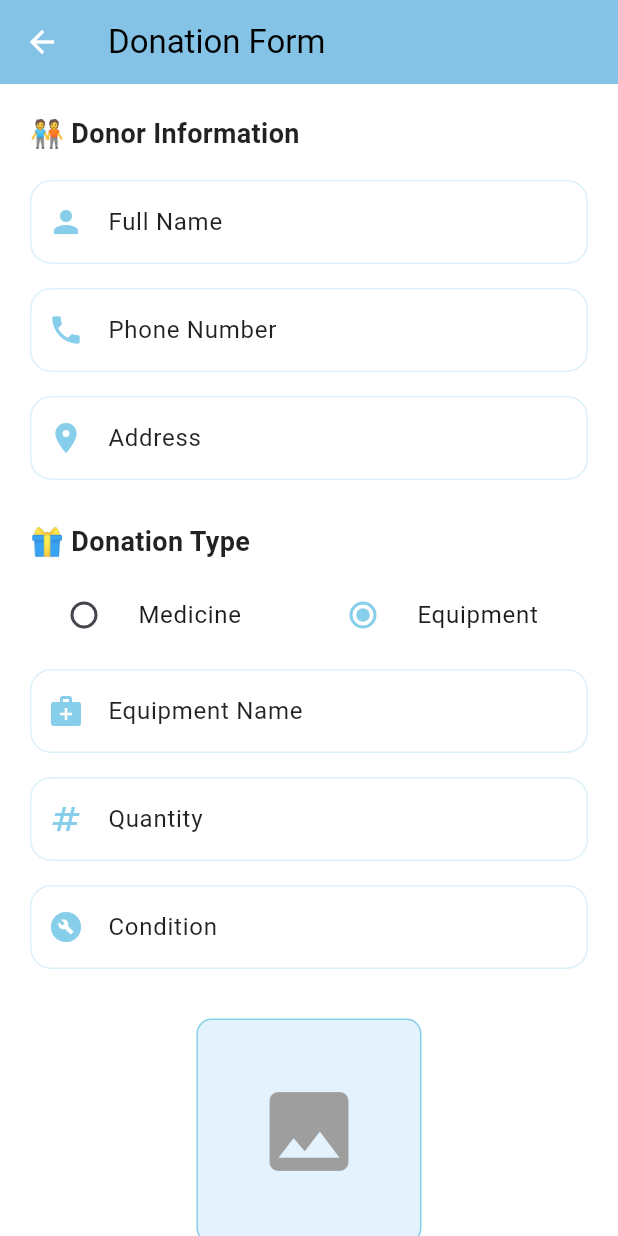
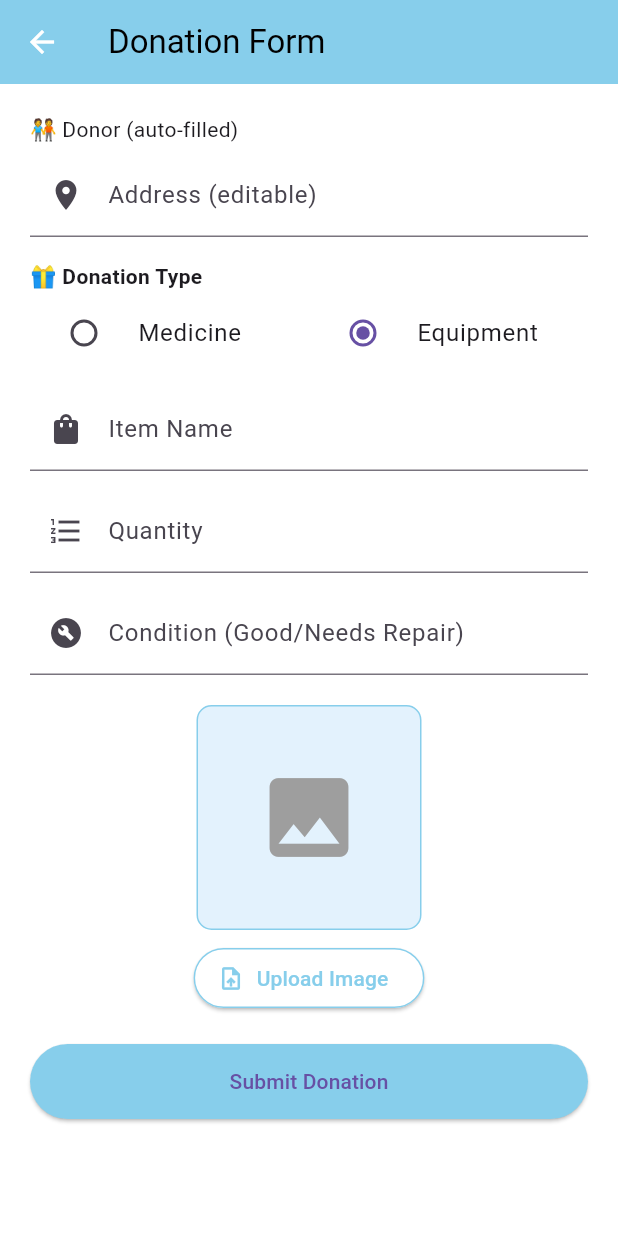
Before and after one commit to Yashask11/health, a Flutter app: the DonorForm screen opened directly, after a tap on "Equipment", on a phone screen of 412 x 824 dp. Run offline on Flutter 3.47's test engine with Material 3 defaults, Android fonts, the phone set to English and light mode, and no system bars; our stand-ins replace cloud_firestore, firebase_auth, firebase_core, firebase_database, firebase_storage, image_picker; accounts and stored records are empty.

Commit message:
donoreciever

```diff
--- a/lib/donor_form.dart
+++ b/lib/donor_form.dart
@@ -1,3 +1,4 @@
+// lib/donor_form.dart
 import 'dart:io';
 import 'package:flutter/material.dart';
 import 'package:image_picker/image_picker.dart';
@@ -5,6 +6,7 @@ import 'package:cloud_firestore/cloud_firestore.dart';
 import 'package:firebase_storage/firebase_storage.dart';
 import 'package:firebase_auth/firebase_auth.dart';
 import 'package:uuid/uuid.dart';
+import 'models/donation.dart';
 
 class DonorForm extends StatefulWidget {
   const DonorForm({super.key});
@@ -16,49 +18,101 @@ class DonorForm extends StatefulWidget {
 class _DonorFormPageState extends State<DonorForm> {
   final _formKey = GlobalKey<FormState>();
 
-  final TextEditingController _donorNameController = TextEditingController();
-  final TextEditingController _phoneController = TextEditingController();
+  // donation fields
+  final TextEditingController _itemNameController = TextEditingController();
+  final TextEditingController _itemQuantityController = TextEditingController();
+  final TextEditingController _expiryDateController = TextEditingController();
+  final TextEditingController _conditionController = TextEditingController();
   final TextEditingController _addressController = TextEditingController();
-  final TextEditingController _itemNameController = TextEditingController();
-  final TextEditingController _quantityController = TextEditingController();
-  final TextEditingController _conditionController = TextEditingController();
 
-  String _donationType = 'Medicine';
-  DateTime? _selectedDate;
-  File? _selectedImage;
+  // hidden (auto-filled) user info
+  String _userName = "";
+  String _userEmail = "";
+  String _userPhone = "";
+  String _userUid = "";
+
+  File? _imageFile;
   bool _isSubmitting = false;
+  String _donationType = "Medicine"; // Medicine | Equipment
 
   final ImagePicker _picker = ImagePicker();
 
   @override
   void initState() {
     super.initState();
-    _loadUserData(); // ✅ Load user info automatically
+    _loadUserProfile();
   }
 
-  Future<void> _loadUserData() async {
-    final currentUser = FirebaseAuth.instance.currentUser;
-    if (currentUser != null) {
-      final userDoc = await FirebaseFirestore.instance
-          .collection('users')
-          .doc(currentUser.uid)
-          .get();
+  @override
+  void dispose() {
+    _itemNameController.dispose();
+    _itemQuantityController.dispose();
+    _expiryDateController.dispose();
+    _conditionController.dispose();
+    _addressController.dispose();
+    super.dispose();
+  }
 
-      if (userDoc.exists) {
-        final data = userDoc.data()!;
+  Future<void> _loadUserProfile() async {
+    final user = FirebaseAuth.instance.currentUser;
+    if (user == null) {
+      // not logged in - shouldn't normally happen; show placeholder
       setState(() {
-          _donorNameController.text = data['name'] ?? '';
-          _phoneController.text = data['phone'] ?? '';
-          _addressController.text = data['address'] ?? '';
+        _userUid = "";
+        _userEmail = "";
+        _userName = "";
+        _userPhone = "";
+      });
+      return;
+    }
+
+    _userUid = user.uid;
+    _userEmail = user.email ?? "";
+
+    try {
+      final doc = await FirebaseFirestore.instance.collection('users').doc(user.uid).get();
+      if (doc.exists) {
+        final data = doc.data()!;
+        setState(() {
+          _userName = (data['name'] ?? user.displayName ?? "").toString();
+          _userPhone = (data['phone'] ?? "").toString();
+          _addressController.text = (data['address'] ?? "").toString();
+        });
+      } else {
+        // fallback to FirebaseAuth values
+        setState(() {
+          _userName = user.displayName ?? "";
+          _userPhone = "";
+          _addressController.text = "";
         });
       }
+    } catch (e) {
+      // ignore - fill from auth
+      setState(() {
+        _userName = user.displayName ?? "";
+        _userPhone = "";
+        _addressController.text = "";
+      });
     }
   }
 
   Future<void> _pickImage() async {
     final pickedFile = await _picker.pickImage(source: ImageSource.gallery);
     if (pickedFile != null) {
-      setState(() => _selectedImage = File(pickedFile.path));
+      setState(() => _imageFile = File(pickedFile.path));
+    }
+  }
+
+  Future<String?> _uploadImage(File file) async {
+    try {
+      final id = const Uuid().v4();
+      final ref = FirebaseStorage.instance.ref().child('donation_images/$id.jpg');
+      await ref.putFile(file);
+      final url = await ref.getDownloadURL();
+      return url;
+    } catch (e) {
+      debugPrint("Upload error: $e");
+      return null;
     }
   }
 
@@ -66,53 +120,43 @@ class _DonorFormPageState extends State<DonorForm> {
     DateTime now = DateTime.now();
     final picked = await showDatePicker(
       context: context,
-      initialDate: now,
+      initialDate: now.add(const Duration(days: 180)),
       firstDate: now,
       lastDate: DateTime(now.year + 5),
     );
     if (picked != null) {
-      setState(() => _selectedDate = picked);
-    }
-  }
-
-  Future<String?> _uploadImage(File imageFile) async {
-    try {
-      String fileId = const Uuid().v4();
-      final storageRef =
-      FirebaseStorage.instance.ref().child('donation_images/$fileId.jpg');
-
-      await storageRef.putFile(imageFile);
-      return await storageRef.getDownloadURL();
-    } catch (e) {
-      debugPrint("Image upload error: $e");
-      return null;
+      _expiryDateController.text = "${picked.year}-${picked.month.toString().padLeft(2,'0')}-${picked.day.toString().padLeft(2,'0')}";
     }
   }
 
   Future<void> _submitForm() async {
     if (!_formKey.currentState!.validate()) return;
 
-    if (_donationType == 'Medicine') {
-      if (_selectedDate == null) {
-        ScaffoldMessenger.of(context).showSnackBar(
-          const SnackBar(
+    // Medicine-specific checks
+    if (_donationType == "Medicine") {
+      if (_expiryDateController.text.isEmpty) {
+        ScaffoldMessenger.of(context).showSnackBar(const SnackBar(
           content: Text("⚠️ Please select an expiry date."),
           backgroundColor: Colors.orangeAccent,
-          ),
-        );
+        ));
         return;
       }
-
-      final sixMonthsLater = DateTime.now().add(const Duration(days: 180));
-      if (_selectedDate!.isBefore(sixMonthsLater)) {
-        ScaffoldMessenger.of(context).showSnackBar(
-          const SnackBar(
-            content: Text(
-              "⚠️ Please select a date at least 6 months ahead before submitting.",
-            ),
+      // parse expiry date
+      try {
+        final expiry = DateTime.parse(_expiryDateController.text);
+        final sixMonths = DateTime.now().add(const Duration(days: 180));
+        if (expiry.isBefore(sixMonths)) {
+          ScaffoldMessenger.of(context).showSnackBar(const SnackBar(
+            content: Text("⚠️ Please select a date at least 6 months ahead before submitting."),
             backgroundColor: Colors.orangeAccent,
-          ),
-        );
+          ));
+          return;
+        }
+      } catch (_) {
+        ScaffoldMessenger.of(context).showSnackBar(const SnackBar(
+          content: Text("⚠️ Invalid expiry date format."),
+          backgroundColor: Colors.orangeAccent,
+        ));
         return;
       }
     }
@@ -121,54 +165,37 @@ class _DonorFormPageState extends State<DonorForm> {
 
     try {
       String? imageUrl;
-      if (_selectedImage != null) {
-        imageUrl = await _uploadImage(_selectedImage!);
-      }
+      if (_imageFile != null) imageUrl = await _uploadImage(_imageFile!);
 
-      final currentUser = FirebaseAuth.instance.currentUser;
-      if (currentUser == null) {
-        ScaffoldMessenger.of(context).showSnackBar(
-          const SnackBar(
-            content: Text("⚠️ You must be logged in to donate."),
-            backgroundColor: Colors.redAccent,
-          ),
-        );
-        return;
-      }
-
-      await FirebaseFirestore.instance.collection('donations').add({
-        'donorName': _donorNameController.text.trim(),
-        'phone': _phoneController.text.trim(),
+      final docRef = FirebaseFirestore.instance.collection('donations').doc();
+      await docRef.set({
+        'donorUid': _userUid,
+        'donorEmail': _userEmail,
+        'donorName': _userName,
+        'donorPhone': _userPhone,
         'address': _addressController.text.trim(),
         'itemName': _itemNameController.text.trim(),
-        'quantity': int.tryParse(_quantityController.text) ?? 0,
-        'condition':
-        _donationType == 'Equipment' ? _conditionController.text : '',
+        'quantity': int.tryParse(_itemQuantityController.text.trim()) ?? 0,
         'type': _donationType,
-        'expiryDate': _donationType == 'Medicine'
-            ? _selectedDate?.toIso8601String()
-            : null,
+        'condition': _donationType == 'Equipment' ? _conditionController.text.trim() : null,
+        'expiryDate': _donationType == 'Medicine' ? _expiryDateController.text.trim() : null,
         'imageUrl': imageUrl ?? '',
+        'available': 1,
         'timestamp': FieldValue.serverTimestamp(),
-        'donorEmail': currentUser.email,
-        'donorUid': currentUser.uid,
       });
 
-      ScaffoldMessenger.of(context).showSnackBar(
-        const SnackBar(
+      ScaffoldMessenger.of(context).showSnackBar(const SnackBar(
         content: Text("✅ Donation submitted successfully!"),
         backgroundColor: Colors.lightBlue,
-        ),
-      );
+      ));
 
-      Navigator.pop(context);
+      Navigator.pop(context); // close donor form
     } catch (e) {
-      ScaffoldMessenger.of(context).showSnackBar(
-        SnackBar(
+      debugPrint("Save donation error: $e");
+      ScaffoldMessenger.of(context).showSnackBar(SnackBar(
         content: Text("Error saving donation: $e"),
         backgroundColor: Colors.redAccent,
-        ),
-      );
+      ));
     } finally {
       setState(() => _isSubmitting = false);
     }
@@ -181,140 +208,124 @@ class _DonorFormPageState extends State<DonorForm> {
     return Scaffold(
       backgroundColor: Colors.white,
       appBar: AppBar(
-        title: const Text(
-          "Donation Form",
-          style: TextStyle(color: Colors.black),
-        ),
+        title: const Text("Donation Form", style: TextStyle(color: Colors.black)),
         backgroundColor: skyBlue,
         iconTheme: const IconThemeData(color: Colors.white),
-        elevation: 4,
       ),
       body: SingleChildScrollView(
         padding: const EdgeInsets.all(20),
         child: Form(
           key: _formKey,
           child: Column(
-            crossAxisAlignment: CrossAxisAlignment.start,
+            crossAxisAlignment: CrossAxisAlignment.stretch,
             children: [
-              const Text(
-                "🧑‍🤝‍🧑 Donor Information",
-                style: TextStyle(
-                    fontSize: 18,
-                    fontWeight: FontWeight.bold,
-                    color: Colors.black87),
+              // Donor info is hidden (we still show the address editable)
+              const Text("🧑‍🤝‍🧑 Donor (auto-filled)"),
+              const SizedBox(height: 6),
+              // Address (editable)
+              TextFormField(
+                controller: _addressController,
+                decoration: const InputDecoration(
+                  labelText: "Address (editable)",
+                  prefixIcon: Icon(Icons.location_on),
                 ),
-              const SizedBox(height: 10),
+                validator: (v) => v == null || v.isEmpty ? "Please enter address" : null,
+              ),
+              const SizedBox(height: 16),
 
-              _buildTextField(
-                  _donorNameController, "Full Name", Icons.person, skyBlue),
-              _buildTextField(_phoneController, "Phone Number", Icons.phone,
-                  skyBlue,
-                  keyboardType: TextInputType.phone),
-              _buildTextField(
-                  _addressController, "Address", Icons.location_on, skyBlue),
-
-              // Rest of your existing fields are unchanged...
-              const SizedBox(height: 20),
-
-              const Text(
-                "🎁 Donation Type",
-                style: TextStyle(
-                    fontSize: 18,
-                    fontWeight: FontWeight.bold,
-                    color: Colors.black87),
-              ),
-              const SizedBox(height: 8),
-
+              // Donation type
+              const Text("🎁 Donation Type", style: TextStyle(fontWeight: FontWeight.bold)),
               Row(
                 children: [
                   Expanded(
-                    child: RadioListTile(
+                    child: RadioListTile<String>(
                       title: const Text("Medicine"),
                       value: "Medicine",
-                      activeColor: skyBlue,
                       groupValue: _donationType,
-                      onChanged: (value) {
-                        setState(() => _donationType = value!);
-                      },
+                      onChanged: (v) => setState(() => _donationType = v!),
                     ),
                   ),
                   Expanded(
-                    child: RadioListTile(
+                    child: RadioListTile<String>(
                       title: const Text("Equipment"),
                       value: "Equipment",
-                      activeColor: skyBlue,
                       groupValue: _donationType,
-                      onChanged: (value) {
-                        setState(() => _donationType = value!);
-                      },
+                      onChanged: (v) => setState(() => _donationType = v!),
                     ),
                   ),
                 ],
               ),
 
-              _buildTextField(
-                  _itemNameController,
-                  _donationType == 'Medicine'
-                      ? "Medicine Name"
-                      : "Equipment Name",
-                  Icons.medical_services,
-                  skyBlue),
-              _buildTextField(_quantityController, "Quantity", Icons.numbers,
-                  skyBlue,
-                  keyboardType: TextInputType.number),
+              // Item name
+              const SizedBox(height: 8),
+              TextFormField(
+                controller: _itemNameController,
+                decoration: const InputDecoration(
+                  labelText: "Item Name",
+                  prefixIcon: Icon(Icons.shopping_bag),
+                ),
+                validator: (v) => v == null || v.isEmpty ? "Enter item name" : null,
+              ),
+
+              const SizedBox(height: 12),
+              TextFormField(
+                controller: _itemQuantityController,
+                decoration: const InputDecoration(
+                  labelText: "Quantity",
+                  prefixIcon: Icon(Icons.format_list_numbered),
+                ),
+                keyboardType: TextInputType.number,
+                validator: (v) {
+                  if (v == null || v.isEmpty) return "Enter quantity";
+                  if (int.tryParse(v) == null || int.parse(v) <= 0) return "Enter valid quantity";
+                  return null;
+                },
+              ),
 
               if (_donationType == 'Medicine') ...[
-                const SizedBox(height: 10),
+                const SizedBox(height: 12),
                 Row(
                   children: [
                     Expanded(
                       child: Text(
-                        _selectedDate == null
-                            ? "No Expiry Date Selected"
-                            : "Expiry Date: ${_selectedDate!.day}/${_selectedDate!.month}/${_selectedDate!.year}",
-                        style: const TextStyle(color: Colors.black87),
+                        _expiryDateController.text.isEmpty
+                            ? "No expiry selected"
+                            : "Expiry: ${_expiryDateController.text}",
                       ),
                     ),
                     ElevatedButton(
-                      style: ElevatedButton.styleFrom(
-                        backgroundColor: skyBlue,
-                        foregroundColor: Colors.white,
-                        shape: RoundedRectangleBorder(
-                            borderRadius: BorderRadius.circular(12)),
-                      ),
                       onPressed: _pickExpiryDate,
+                      style: ElevatedButton.styleFrom(backgroundColor: skyBlue),
                       child: const Text("Pick Date"),
                     ),
                   ],
                 ),
-                const SizedBox(height: 10),
+                const SizedBox(height: 8),
                 const Text(
                   "⚠️ Please select a date at least 6 months ahead before submitting.\n⚠️ Please confirm medicine safety before submitting.",
-                  style: TextStyle(
-                      color: Colors.redAccent,
-                      fontStyle: FontStyle.italic,
-                      fontWeight: FontWeight.w500),
+                  style: TextStyle(color: Colors.redAccent, fontStyle: FontStyle.italic),
                 ),
               ],
 
-              if (_donationType == 'Equipment')
-                _buildTextField(_conditionController, "Condition",
-                    Icons.build_circle, skyBlue),
+              if (_donationType == 'Equipment') ...[
+                const SizedBox(height: 12),
+                TextFormField(
+                  controller: _conditionController,
+                  decoration: const InputDecoration(
+                    labelText: "Condition (Good/Needs Repair)",
+                    prefixIcon: Icon(Icons.build_circle),
+                  ),
+                ),
+              ],
 
-              const SizedBox(height: 25),
-
+              const SizedBox(height: 20),
               Center(
                 child: Column(
                   children: [
-                    _selectedImage != null
+                    _imageFile != null
                         ? ClipRRect(
-                      borderRadius: BorderRadius.circular(10),
-                      child: Image.file(
-                        _selectedImage!,
-                        height: 150,
-                        width: 150,
-                        fit: BoxFit.cover,
-                      ),
+                      borderRadius: BorderRadius.circular(8),
+                      child: Image.file(_imageFile!, height: 150, width: 150, fit: BoxFit.cover),
                     )
                         : Container(
                       height: 150,
@@ -324,81 +335,36 @@ class _DonorFormPageState extends State<DonorForm> {
                         borderRadius: BorderRadius.circular(10),
                         border: Border.all(color: skyBlue),
                       ),
-                      child: const Icon(Icons.image,
-                          size: 70, color: Colors.grey),
+                      child: const Icon(Icons.image, size: 70, color: Colors.grey),
                     ),
                     const SizedBox(height: 8),
                     ElevatedButton.icon(
+                      onPressed: _pickImage,
+                      icon: const Icon(Icons.upload_file),
+                      label: const Text("Upload Image"),
                       style: ElevatedButton.styleFrom(
                         backgroundColor: Colors.white,
                         foregroundColor: skyBlue,
-                        shape: RoundedRectangleBorder(
-                            borderRadius: BorderRadius.circular(12),
-                            side: BorderSide(color: skyBlue)),
+                        side: BorderSide(color: skyBlue),
                       ),
-                      onPressed: _pickImage,
-                      icon: const Icon(Icons.upload_file),
-                      label: const Text("Upload Image"),
                     ),
                   ],
                 ),
               ),
 
-              const SizedBox(height: 30),
-
+              const SizedBox(height: 20),
               SizedBox(
-                width: double.infinity,
                 height: 50,
                 child: ElevatedButton(
-                  style: ElevatedButton.styleFrom(
-                    backgroundColor: skyBlue,
-                    foregroundColor: Colors.white,
-                    shape: RoundedRectangleBorder(
-                        borderRadius: BorderRadius.circular(14)),
-                  ),
                   onPressed: _isSubmitting ? null : _submitForm,
-                  child: _isSubmitting
-                      ? const CircularProgressIndicator(color: Colors.white)
-                      : const Text(
-                    "Submit Donation",
-                    style: TextStyle(
-                        fontSize: 17, fontWeight: FontWeight.bold),
+                  style: ElevatedButton.styleFrom(backgroundColor: skyBlue),
+                  child: _isSubmitting ? const CircularProgressIndicator(color: Colors.white) : const Text("Submit Donation"),
                 ),
               ),
-              ),
-              const SizedBox(height: 20),
             ],
           ),
         ),
       ),
     );
   }
-
-  Widget _buildTextField(TextEditingController controller, String label,
-      IconData icon, Color skyBlue,
-      {TextInputType keyboardType = TextInputType.text}) {
-    return Padding(
-      padding: const EdgeInsets.symmetric(vertical: 8),
-      child: TextFormField(
-        controller: controller,
-        keyboardType: keyboardType,
-        validator: (v) => v!.isEmpty ? "Please enter $label" : null,
-        decoration: InputDecoration(
-          prefixIcon: Icon(icon, color: skyBlue),
-          labelText: label,
-          labelStyle: const TextStyle(color: Colors.black87),
-          filled: true,
-          fillColor: Colors.white,
-          enabledBorder: OutlineInputBorder(
-            borderRadius: BorderRadius.circular(14),
-            borderSide: BorderSide(color: skyBlue.withOpacity(0.3)),
-          ),
-          focusedBorder: OutlineInputBorder(
-            borderRadius: BorderRadius.circular(14),
-            borderSide: BorderSide(color: skyBlue, width: 1.5),
-          ),
-        ),
-      ),
-    );
 }
-}
```
Also changed, not shown: lib/receiver_form.dart (+129 -134 lines). Lines whose indentation alone changed are shown as unchanged.
